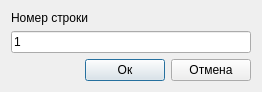
Above: rdo/app/rdo_studio/branches/dev_qt_migration/res/ui/goto_line_dialog.ui from aurusov/rdo_studio before the change. Below: the same form after it.
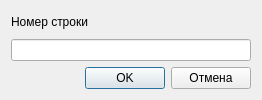
That is the form after the change.

Commit message: - чистка кода

```diff
--- a/rdo/app/rdo_studio/branches/dev_qt_migration/res/ui/goto_line_dialog.ui
+++ b/rdo/app/rdo_studio/branches/dev_qt_migration/res/ui/goto_line_dialog.ui
@@ -2,14 +2,6 @@
 <ui version="4.0">
  <class>GoToLineDialog</class>
  <widget class="QDialog" name="GoToLineDialog">
-  <property name="geometry">
-   <rect>
-    <x>0</x>
-    <y>0</y>
-    <width>258</width>
-    <height>90</height>
-   </rect>
-  </property>
   <property name="windowTitle">
    <string>Перейти на строчку</string>
   </property>
@@ -32,7 +24,7 @@
      <item>
       <widget class="QPushButton" name="buttonOk">
        <property name="text">
-        <string>Ок</string>
+        <string>OK</string>
        </property>
       </widget>
      </item>
@@ -64,9 +56,6 @@
        <height>0</height>
       </size>
      </property>
-     <property name="text">
-      <string>1</string>
-     </property>
     </widget>
    </item>
   </layout>
```
